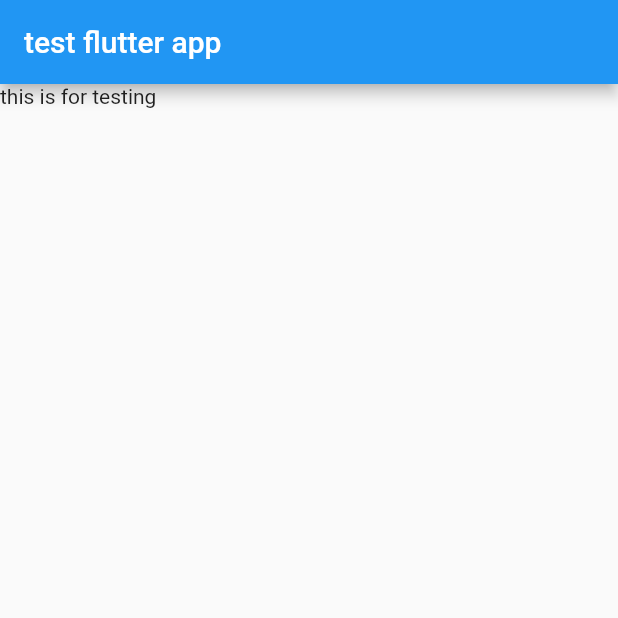
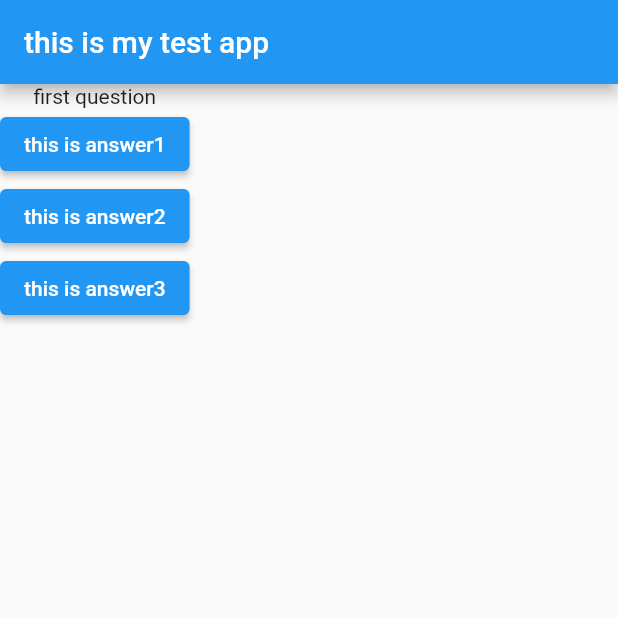
Before and after one commit to C-2022SH/flutter-exercise, a Flutter app: the screen it shows after launch, on a phone screen of 412 x 824 dp, the top half of it. Run offline on Flutter 3.47's test engine with Material 2 defaults, Android fonts, the phone set to English and light mode, and no system bars.

Commit message:
stateful widget 만들어 보기

```diff
--- a/testing_app/lib/main.dart
+++ b/testing_app/lib/main.dart
@@ -1,20 +1,58 @@
 import 'package:flutter/material.dart';
 
+import 'question.dart';
+
 void main() {
-  runApp(MyWidget());
+  runApp(_MyApp());
 }
 
-class MyWidget extends StatelessWidget {
+class _MyApp extends StatefulWidget {
+  @override
+  State<StatefulWidget> createState() {
+    return _MyAppSate();
+  }
+}
+
+class _MyAppSate extends State<_MyApp> {
+  int _questionIndex = 0;
+
+  void _onPressButton() {
+    setState(() {
+      ++_questionIndex;
+    });
+
+    print(_questionIndex);
+    print("button is pressed");
+  }
+
   @override
   Widget build(BuildContext context) {
+    List<String> questions = ["first question", "second question"];
+
     return MaterialApp(
       home: Scaffold(
         appBar: AppBar(
-          title: const Text(
-            "test flutter app",
+          title: const Text("this is my test app"),
+        ),
+        body: Column(children: [
+          Question(
+            questions[_questionIndex],
           ),
-        ),
-        body: Text("this is for testing"),
+          ElevatedButton(
+            onPressed: _onPressButton,
+            child: const Text("this is answer1"),
+          ),
+          ElevatedButton(
+            onPressed: () => print("second button pressed"),
+            child: Text("this is answer2"),
+          ),
+          ElevatedButton(
+            onPressed: () {
+              print("third button pressed");
+            },
+            child: Text("this is answer3"),
+          ),
+        ]),
       ),
     );
   }
--- /dev/null
+++ b/testing_app/lib/question.dart
@@ -0,0 +1,12 @@
+import 'package:flutter/material.dart';
+
+class Question extends StatelessWidget {
+  final String textQuestion;
+
+  Question(this.textQuestion);
+
+  @override
+  Widget build(BuildContext context) {
+    return Text(textQuestion);
+  }
+}
```
